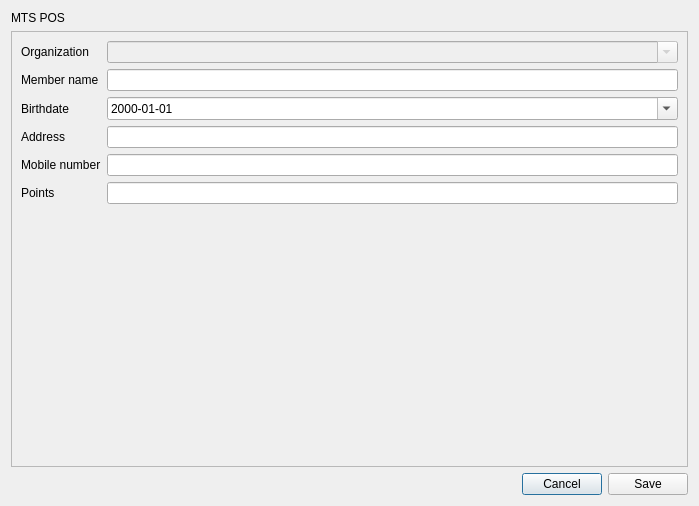
Before: the Qt Designer form app/views/templates/generated/EditMember.ui in rondalefloyd/mts-pos, drawn with Qt 5.
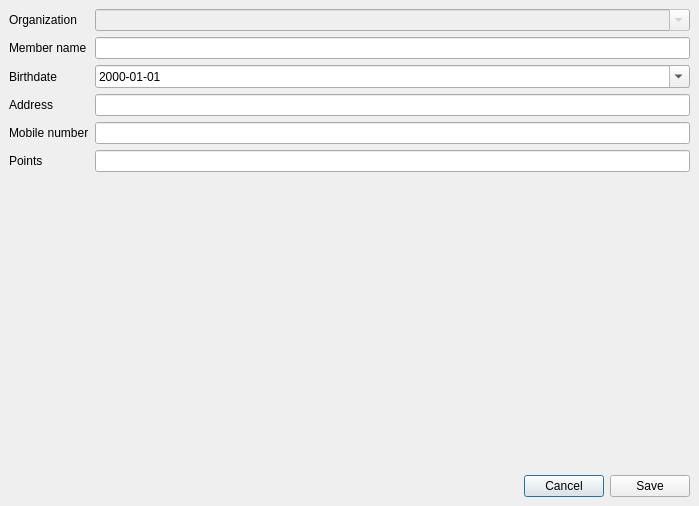
After: the same form once the commit is applied.

The edit to the form file:
```diff
--- a/app/views/templates/generated/EditMember.ui
+++ b/app/views/templates/generated/EditMember.ui
@@ -14,21 +14,26 @@
    <string>Edit member</string>
   </property>
   <layout class="QVBoxLayout" name="verticalLayout">
-   <item>
-    <widget class="QLabel" name="label_6">
-     <property name="sizePolicy">
-      <sizepolicy hsizetype="Preferred" vsizetype="Fixed">
-       <horstretch>0</horstretch>
-       <verstretch>0</verstretch>
-      </sizepolicy>
-     </property>
-     <property name="text">
-      <string>MTS POS</string>
-     </property>
-    </widget>
-   </item>
+   <property name="spacing">
+    <number>0</number>
+   </property>
+   <property name="leftMargin">
+    <number>0</number>
+   </property>
+   <property name="topMargin">
+    <number>0</number>
+   </property>
+   <property name="rightMargin">
+    <number>0</number>
+   </property>
+   <property name="bottomMargin">
+    <number>0</number>
+   </property>
    <item>
     <widget class="QScrollArea" name="scrollArea">
+     <property name="frameShape">
+      <enum>QFrame::NoFrame</enum>
+     </property>
      <property name="widgetResizable">
       <bool>true</bool>
      </property>
@@ -37,8 +42,8 @@
        <rect>
         <x>0</x>
         <y>0</y>
-        <width>679</width>
-        <height>436</height>
+        <width>699</width>
+        <height>465</height>
        </rect>
       </property>
       <layout class="QFormLayout" name="formLayout">
@@ -131,7 +136,8 @@
     </widget>
    </item>
    <item>
-    <layout class="QHBoxLayout" name="horizontalLayout">
+    <widget class="QWidget" name="widgetConfirmationButton" native="true">
+     <layout class="QHBoxLayout" name="horizontalLayout_2">
      <item>
       <spacer name="horizontalSpacer">
        <property name="orientation">
@@ -160,6 +166,7 @@
       </widget>
      </item>
     </layout>
+    </widget>
    </item>
   </layout>
  </widget>
```
Left out of the diff: 2 changed lines with no effect on the pictures. Lines whose indentation alone changed are shown as unchanged.
